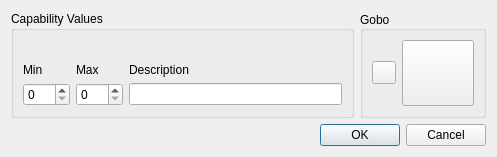
Qt form fixtureeditor/editcapability.ui (mcallegari/qlcplus) before a commit.
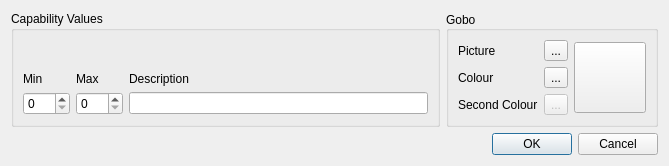
The same form after that commit. Icons and pictures are not drawn.

Commit message:
Improved Click&Go color preset. Now it is possible to set 2 colors for those fixtures that have colour wheels with middle positions or LED lights that can fade from a color to another
Improved Clay Paky Alpha Beam 300 with 2 colors presets

```diff
--- a/fixtureeditor/editcapability.ui
+++ b/fixtureeditor/editcapability.ui
@@ -6,8 +6,8 @@
    <rect>
     <x>0</x>
     <y>0</y>
-    <width>497</width>
-    <height>157</height>
+    <width>669</width>
+    <height>158</height>
    </rect>
   </property>
   <property name="windowTitle">
@@ -109,8 +109,11 @@
         <set>Qt::AlignLeading|Qt::AlignLeft|Qt::AlignVCenter</set>
        </property>
        <layout class="QGridLayout" name="gridLayout">
-        <item row="1" column="1">
+        <item row="1" column="3" rowspan="3">
          <widget class="QToolButton" name="m_resourceButton">
+          <property name="enabled">
+           <bool>true</bool>
+          </property>
           <property name="minimumSize">
            <size>
             <width>64</width>
@@ -131,20 +134,59 @@
           </property>
          </widget>
         </item>
-        <item row="1" column="0">
-         <widget class="QToolButton" name="m_colorButton">
-          <property name="sizePolicy">
-           <sizepolicy hsizetype="Fixed" vsizetype="Fixed">
-            <horstretch>0</horstretch>
-            <verstretch>0</verstretch>
-           </sizepolicy>
+        <item row="3" column="2">
+         <widget class="QToolButton" name="m_color2Button">
+          <property name="enabled">
+           <bool>false</bool>
           </property>
+          <property name="text">
+           <string>...</string>
+          </property>
           <property name="icon">
            <iconset resource="../ui/src/qlcui.qrc">
             <normaloff>:/color.png</normaloff>:/color.png</iconset>
           </property>
          </widget>
         </item>
+        <item row="2" column="2">
+         <widget class="QToolButton" name="m_color1Button">
+          <property name="text">
+           <string>...</string>
+          </property>
+          <property name="icon">
+           <iconset resource="../ui/src/qlcui.qrc">
+            <normaloff>:/color.png</normaloff>:/color.png</iconset>
+          </property>
+         </widget>
+        </item>
+        <item row="1" column="2">
+         <widget class="QToolButton" name="m_pictureButton">
+          <property name="text">
+           <string>...</string>
+          </property>
+         </widget>
+        </item>
+        <item row="1" column="1">
+         <widget class="QLabel" name="label">
+          <property name="text">
+           <string>Picture</string>
+          </property>
+         </widget>
+        </item>
+        <item row="2" column="1">
+         <widget class="QLabel" name="label_2">
+          <property name="text">
+           <string>Colour</string>
+          </property>
+         </widget>
+        </item>
+        <item row="3" column="1">
+         <widget class="QLabel" name="label_3">
+          <property name="text">
+           <string>Second Colour</string>
+          </property>
+         </widget>
+        </item>
        </layout>
       </widget>
      </item>
```
Left out of the diff: 19 changed lines with no effect on the pictures. The commit also changes 7 other files.
